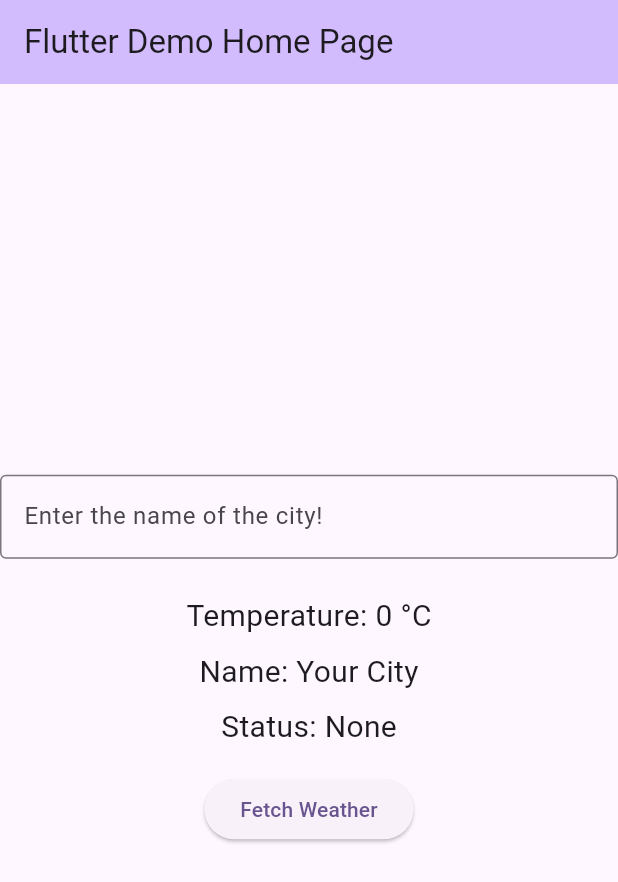
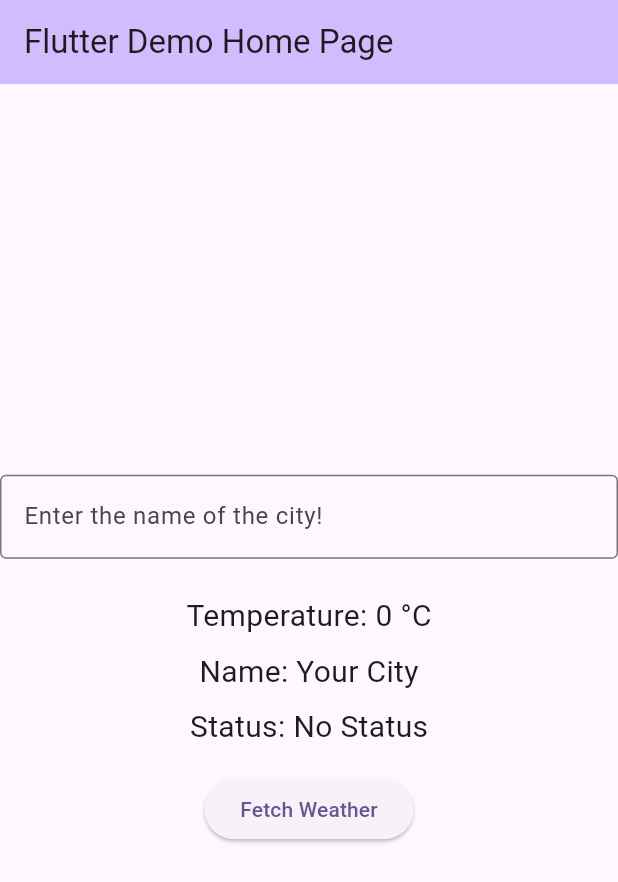
Before and after one commit to Redseba/Weather-App, a Flutter app: the screen it shows after launch, on a phone screen of 412 x 824 dp. Shown: the top 882 px of the screen. Run offline on Flutter 3.47's test engine with Material 3 defaults, Android fonts, the phone set to English and light mode, and no system bars.

```diff
--- a/weather_info_app/lib/main.dart
+++ b/weather_info_app/lib/main.dart
@@ -37,7 +37,7 @@ class _MyHomePageState extends State<MyHomePage> {
 final TextEditingController _nameController = TextEditingController();
 String cityName = "Your City";
 int Temp = 0;
-String cityStatus = "None";
+String cityStatus = "No Status";
 
 void _updateCityName() {
       setState(() {
```
